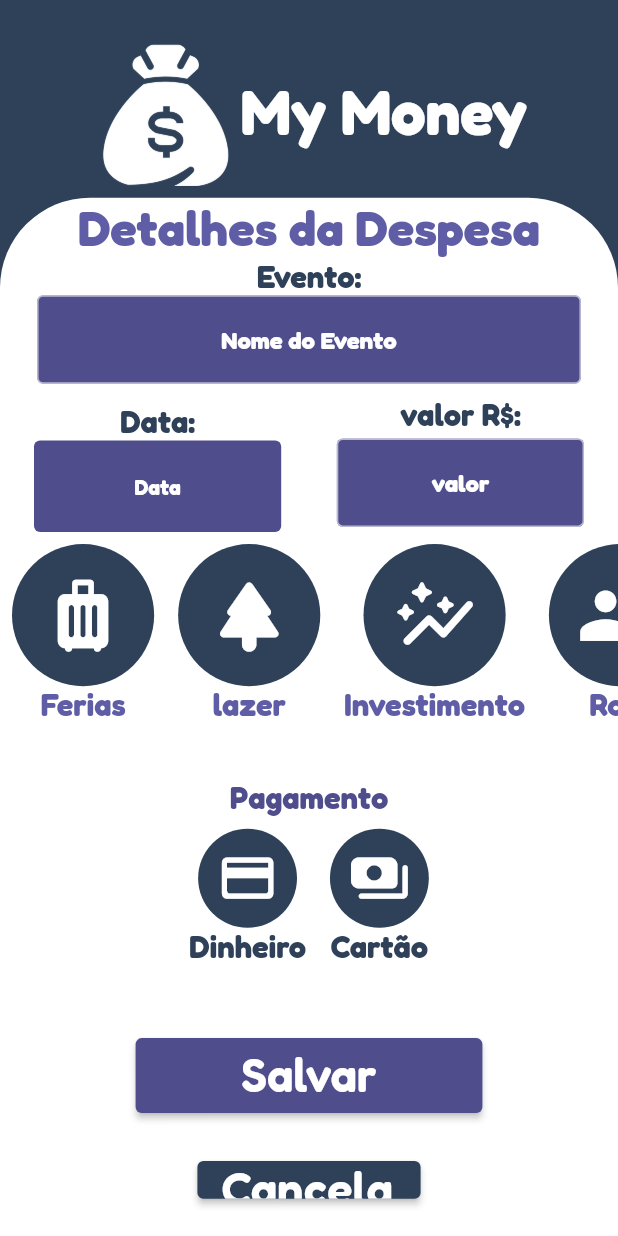
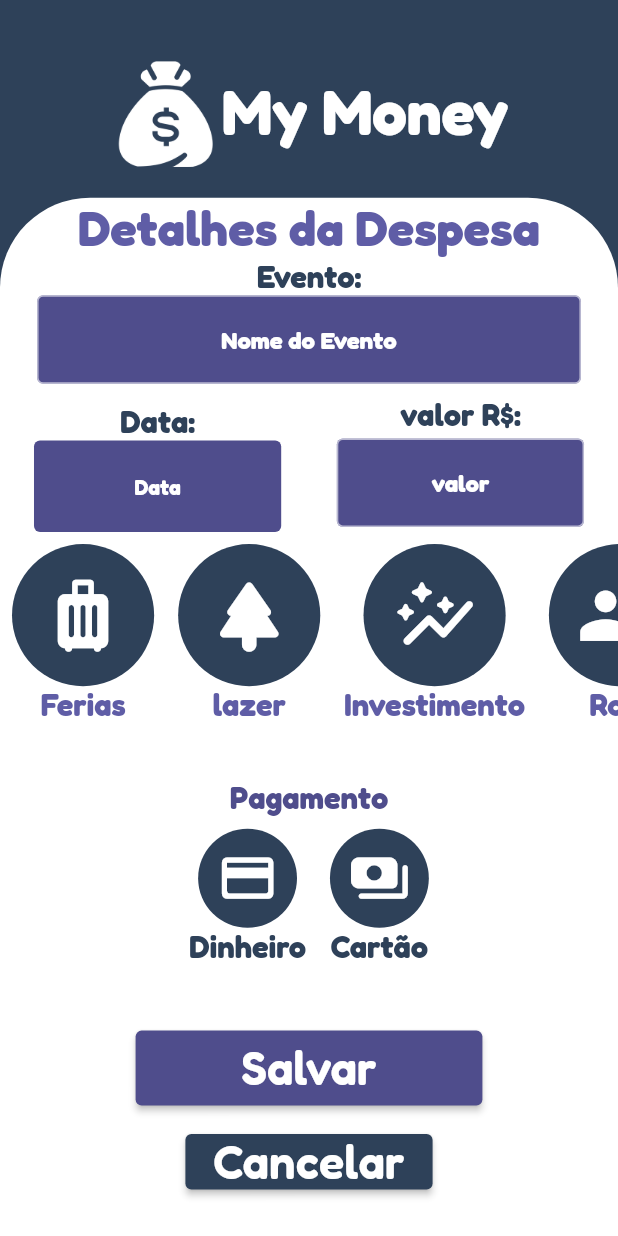
Before and after one commit to JoseGoncalvess/My_Money, a Flutter app: the EventoPage screen opened directly, on a phone screen of 412 x 824 dp. Run offline on Flutter 3.47's test engine with Material 2 defaults, Android fonts, the light colour scheme and no system bars; our stand-ins replace syncfusion_flutter_charts.

Commit message:
Ajust  page events

```diff
--- a/lib/page/screens/eventopage/evento_page.dart
+++ b/lib/page/screens/eventopage/evento_page.dart
@@ -4,7 +4,6 @@ import 'package:my_money/page/screens/eventopage/payment_category_widget.dart';
 import 'package:my_money/page/screens/eventopage/row_infoform_widget.dart';
 import 'package:my_money/page/widgets/buttom_custom_widget.dart';
 import 'package:my_money/page/widgets/custom_formfiel_widget.dart';
-
 import '../../widgets/logo_inline_widget.dart';
 import 'category_event_widget.dart';
 
@@ -37,7 +36,7 @@ class _EventoPageState extends State<EventoPage> with TickerProviderStateMixin {
               // color: Colors.red,
               height: height * 0.18,
               width: width,
-              child: const LogoInlineWidget(fontsiz: 0.05, imagescale: 3),
+              child: const LogoInlineWidget(fontsiz: 0.05, imagescale: 4),
             ),
             Column(mainAxisAlignment: MainAxisAlignment.end, children: [
               Container(
@@ -131,7 +130,7 @@ class _EventoPageState extends State<EventoPage> with TickerProviderStateMixin {
                       ),
                     ),
                     Padding(
-                      padding: const EdgeInsets.all(8.0),
+                      padding: const EdgeInsets.all(3.0),
                       child: Container(
                         width: width * 0.6,
                         height: height * 0.08,
@@ -146,24 +145,15 @@ class _EventoPageState extends State<EventoPage> with TickerProviderStateMixin {
                             colortext: Colors.white),
                       ),
                     ),
-                    Padding(
-                      padding: const EdgeInsets.all(8.0),
-                      child: Container(
-                        width: width * 0.4,
-                        height: height * 0.05,
-                        decoration: BoxDecoration(
-                            borderRadius: BorderRadius.circular(15)),
-                        child: ButtomCustomWidget(
-                            altura: 0.6,
-                            largura: 0.08,
-                            name: 'Cancelar',
-                            onpressed: () {
-                              Navigator.pop(context);
-                            },
-                            backgroud: const Color(0xFF2E4159),
-                            colortext: Colors.white),
-                      ),
-                    )
+                    ButtomCustomWidget(
+                        altura: 0.045,
+                        largura: 0.4,
+                        name: 'Cancelar',
+                        onpressed: () {
+                          Navigator.pop(context);
+                        },
+                        backgroud: const Color(0xFF2E4159),
+                        colortext: Colors.white)
                   ],
                 ),
               ),
```
Also changed, not shown: lib/page/screens/pagedetails/pages_buttombar/wallet_widget_components/Resume_card_widget.dart (+12 -6 lines), 3 other files.
